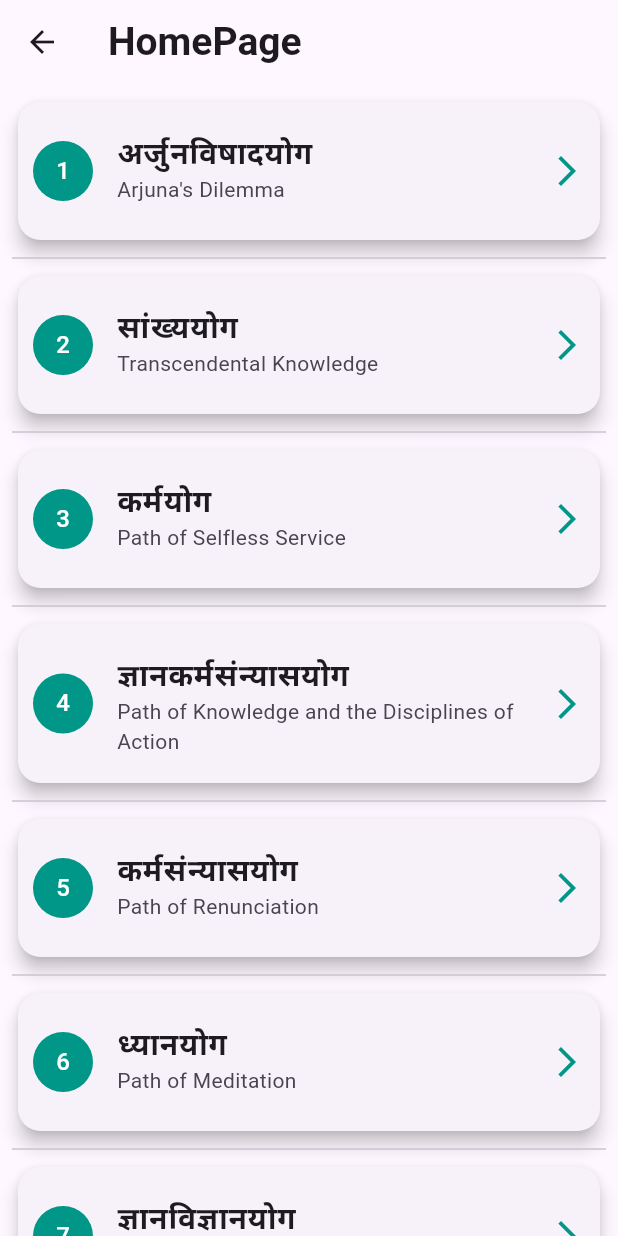
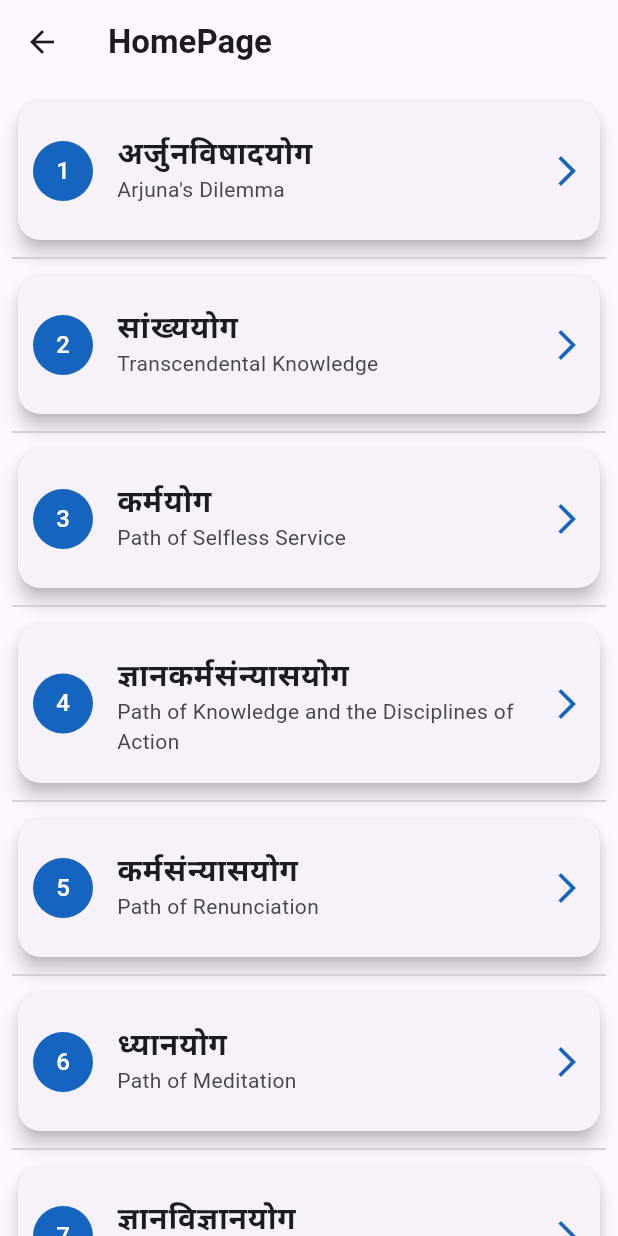
Before and after one commit to foramgondaliya/Departure, a Flutter app: the screen it shows after launch, after a tap on "Hindi", on a phone screen of 412 x 824 dp. Run offline on Flutter 3.47's test engine with Material 3 defaults, Android fonts, the phone set to English and light mode, and no system bars; network calls fail.

Commit message:
17-07-2024

```diff
--- /dev/null
+++ b/lib/Provider/themeProvider.dart
@@ -0,0 +1,10 @@
+import 'package:flutter/material.dart';
+
+class ThemeProvider extends ChangeNotifier {
+  bool istap = false;
+
+  void changetheme(val) {
+    istap = !istap;
+    notifyListeners();
+  }
+}
--- a/lib/Sceens/detailPage..dart
+++ b/lib/Sceens/detailPage..dart
@@ -76,7 +76,7 @@ class _DetailPageState extends State<DetailPage> {
                   height: 260,
                   width: 420,
                   decoration: BoxDecoration(
-                    color: Colors.red,
+                    //color: Colors.red,
                     borderRadius: BorderRadius.circular(15),
                     image: DecorationImage(
                       fit: BoxFit.cover,
--- a/lib/Sceens/detailPageEnglish.dart
+++ b/lib/Sceens/detailPageEnglish.dart
@@ -76,7 +76,7 @@ class _DetailPageEnglishState extends State<DetailPageEnglish> {
                   height: 260,
                   width: 420,
                   decoration: BoxDecoration(
-                    color: Colors.red,
+                    //color: Colors.red,
                     borderRadius: BorderRadius.circular(15),
                     image: DecorationImage(
                       fit: BoxFit.cover,
--- a/lib/Sceens/homePage.dart
+++ b/lib/Sceens/homePage.dart
@@ -28,7 +28,7 @@ class _HomePageState extends State<HomePage> {
       appBar: AppBar(
         title: Text(
           "HomePage",
-          style: TextStyle(fontSize: 26, fontWeight: FontWeight.bold),
+          style: TextStyle(fontSize: 22, fontWeight: FontWeight.bold),
         ),
       ),
       body: FutureBuilder(
@@ -68,7 +68,7 @@ class _HomePageState extends State<HomePage> {
                             .pushNamed('detailPage', arguments: allData[i]);
                       },
                       leading: CircleAvatar(
-                        backgroundColor: Colors.teal,
+                        backgroundColor: Colors.blue.shade800,
                         child: Text(
                           "${allData[i]['chapter_number']}",
                           style: TextStyle(color: Colors.white),
@@ -80,8 +80,8 @@ class _HomePageState extends State<HomePage> {
                             fontSize: 20, fontWeight: FontWeight.bold),
                       ),
                       subtitle: Text("${allData[i]['name_meaning']}"),
-                      trailing:
-                          Icon(Icons.arrow_forward_ios, color: Colors.teal),
+                      trailing: Icon(Icons.arrow_forward_ios,
+                          color: Colors.blue.shade800),
                     ),
                   );
                 },
--- a/lib/Sceens/homePageEnglish.dart
+++ b/lib/Sceens/homePageEnglish.dart
@@ -70,7 +70,7 @@ class _HomePageEnglishState extends State<HomePageEnglish> {
                             arguments: allData[i]);
                       },
                       leading: CircleAvatar(
-                        backgroundColor: Colors.teal,
+                        backgroundColor: Colors.blue.shade800,
                         child: Text(
                           "${allData[i]['chapter_number']}",
                           style: TextStyle(color: Colors.white),
@@ -82,8 +82,8 @@ class _HomePageEnglishState extends State<HomePageEnglish> {
                             fontSize: 20, fontWeight: FontWeight.bold),
                       ),
                       subtitle: Text("${allData[i]['name_meaning']}"),
-                      trailing:
-                          Icon(Icons.arrow_forward_ios, color: Colors.teal),
+                      trailing: Icon(Icons.arrow_forward_ios,
+                          color: Colors.blue.shade800),
                     ),
                   );
                 },
--- a/lib/Sceens/language.dart
+++ b/lib/Sceens/language.dart
@@ -1,4 +1,6 @@
+import 'package:bhagwatgita/Provider/themeProvider.dart';
 import 'package:flutter/material.dart';
+import 'package:provider/provider.dart';
 
 class Language extends StatefulWidget {
   const Language({super.key});
@@ -11,32 +13,36 @@ class _LanguageState extends State<Language> {
   @override
   Widget build(BuildContext context) {
     return Scaffold(
-      appBar: AppBar(
-        title: Text(
-          "Select Your Language",
-          style: TextStyle(
-            fontSize: 26,
-            fontWeight: FontWeight.w600,
-          ),
-        ),
-        centerTitle: true,
-      ),
-      body: Padding(
-        padding: const EdgeInsets.all(16.0),
-        child: Container(
+      body: Column(
+        mainAxisAlignment: MainAxisAlignment.end,
+        children: [
+          Switch(
+              value: Provider.of<ThemeProvider>(context).istap,
+              onChanged: (val) {
+                Provider.of<ThemeProvider>(context, listen: false)
+                    .changetheme(val);
+              }),
+          Stack(
+            children: [
+              Container(
                 decoration: BoxDecoration(
                   image: DecorationImage(
                     image: NetworkImage(
-                "https://i.pinimg.com/474x/47/31/2e/47312e74fce7dad4c2ab78a017d72632.jpg",
+                      "https://i.pinimg.com/736x/95/b1/cc/95b1ccc7fd0a6ebb6ad4fbf16db54ec6.jpg",
                     ),
                     fit: BoxFit.cover,
                   ),
                 ),
-          child: Padding(
-            padding:
-                const EdgeInsets.symmetric(vertical: 40.0, horizontal: 16.0),
+              ),
+              Container(
+                color:
+                    Colors.black.withOpacity(0.5), // Semi-transparent overlay
+              ),
+              Padding(
+                padding: const EdgeInsets.symmetric(
+                    vertical: 80.0, horizontal: 16.0),
                 child: Column(
-              mainAxisAlignment: MainAxisAlignment.center,
+                  mainAxisAlignment: MainAxisAlignment.end,
                   children: [
                     GestureDetector(
                       onTap: () {
@@ -53,11 +59,7 @@ class _LanguageState extends State<Language> {
                           height: 80,
                           decoration: BoxDecoration(
                             borderRadius: BorderRadius.circular(15),
-                        gradient: LinearGradient(
-                          colors: [Colors.teal, Colors.tealAccent],
-                          begin: Alignment.topLeft,
-                          end: Alignment.bottomRight,
-                        ),
+                            color: Colors.black.withOpacity(0.9),
                           ),
                           child: Row(
                             mainAxisAlignment: MainAxisAlignment.center,
@@ -97,11 +99,7 @@ class _LanguageState extends State<Language> {
                           height: 80,
                           decoration: BoxDecoration(
                             borderRadius: BorderRadius.circular(15),
-                        gradient: LinearGradient(
-                          colors: [Colors.teal, Colors.tealAccent],
-                          begin: Alignment.topLeft,
-                          end: Alignment.bottomRight,
-                        ),
+                            color: Colors.black.withOpacity(0.9),
                           ),
                           child: Row(
                             mainAxisAlignment: MainAxisAlignment.center,
@@ -128,7 +126,9 @@ class _LanguageState extends State<Language> {
                   ],
                 ),
               ),
+            ],
           ),
+        ],
       ),
     );
   }
--- a/lib/main.dart
+++ b/lib/main.dart
@@ -1,3 +1,4 @@
+import 'package:bhagwatgita/Provider/themeProvider.dart';
 import 'package:bhagwatgita/Sceens/detailPage..dart';
 import 'package:bhagwatgita/Sceens/detailPageEnglish.dart';
 import 'package:bhagwatgita/Sceens/homePage.dart';
@@ -5,10 +6,30 @@ import 'package:bhagwatgita/Sceens/homePageEnglish.dart';
 import 'package:bhagwatgita/Sceens/language.dart';
 import 'package:bhagwatgita/Sceens/splash_Screen.dart';
 import 'package:flutter/material.dart';
+import 'package:provider/provider.dart';
 
 void main() {
   runApp(
-    (MaterialApp(
+    MultiProvider(
+      providers: [
+        ChangeNotifierProvider(create: (context) => ThemeProvider()),
+      ],
+      child: myApp(),
+    ),
+  );
+}
+
+class myApp extends StatelessWidget {
+  const myApp({super.key});
+
+  @override
+  Widget build(BuildContext context) {
+    return MaterialApp(
+      theme: ThemeData.light(),
+      darkTheme: ThemeData.dark(),
+      themeMode: (Provider.of<ThemeProvider>(context).istap)
+          ? ThemeMode.dark
+          : ThemeMode.light,
       debugShowCheckedModeBanner: false,
       routes: {
         '/': (context) => splashScreen(),
@@ -18,6 +39,7 @@ void main() {
         'detailPage': (context) => DetailPage(),
         'detailPageEnglish': (context) => DetailPageEnglish(),
       },
-    )),
-  );
+    );
+    ;
+  }
 }
--- a/pubspec.yaml
+++ b/pubspec.yaml
@@ -35,6 +35,7 @@ dependencies:
   # The following adds the Cupertino Icons font to your application.
   # Use with the CupertinoIcons class for iOS style icons.
   cupertino_icons: ^1.0.6
+  provider:
 
 dev_dependencies:
   flutter_test:
```
Also changed, not shown: pubspec.lock. Lines whose indentation alone changed are shown as unchanged.
